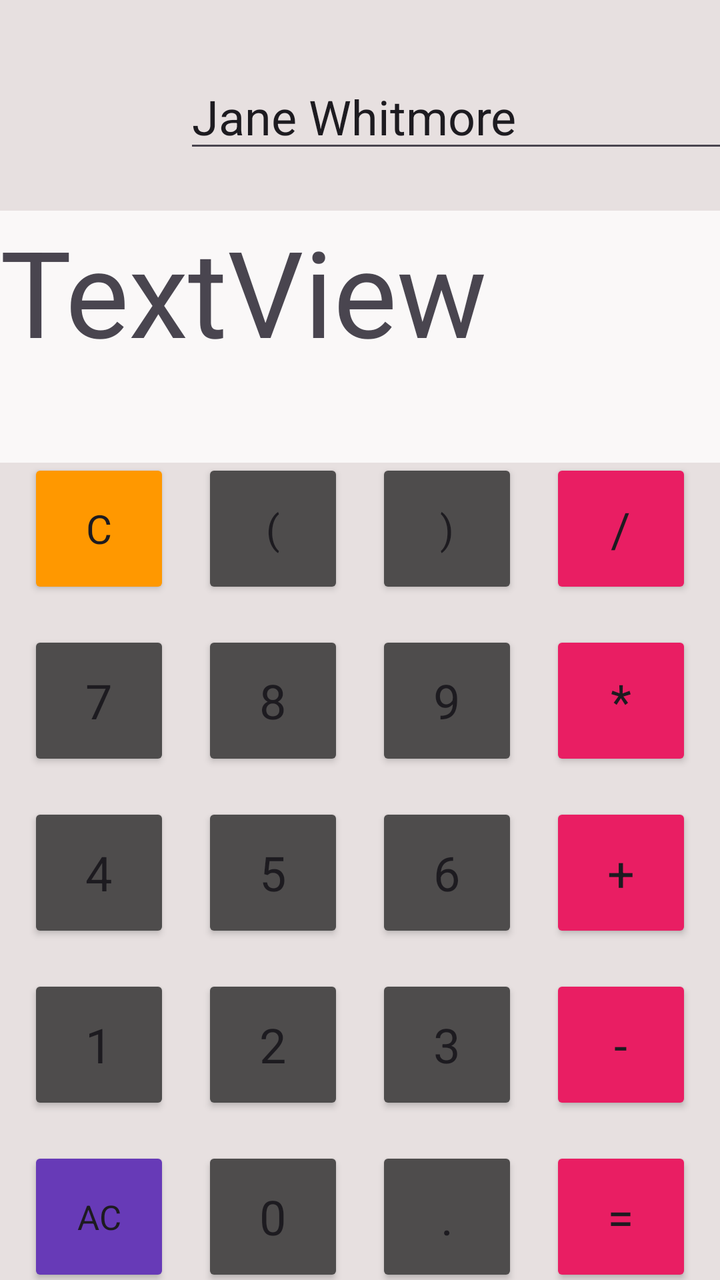
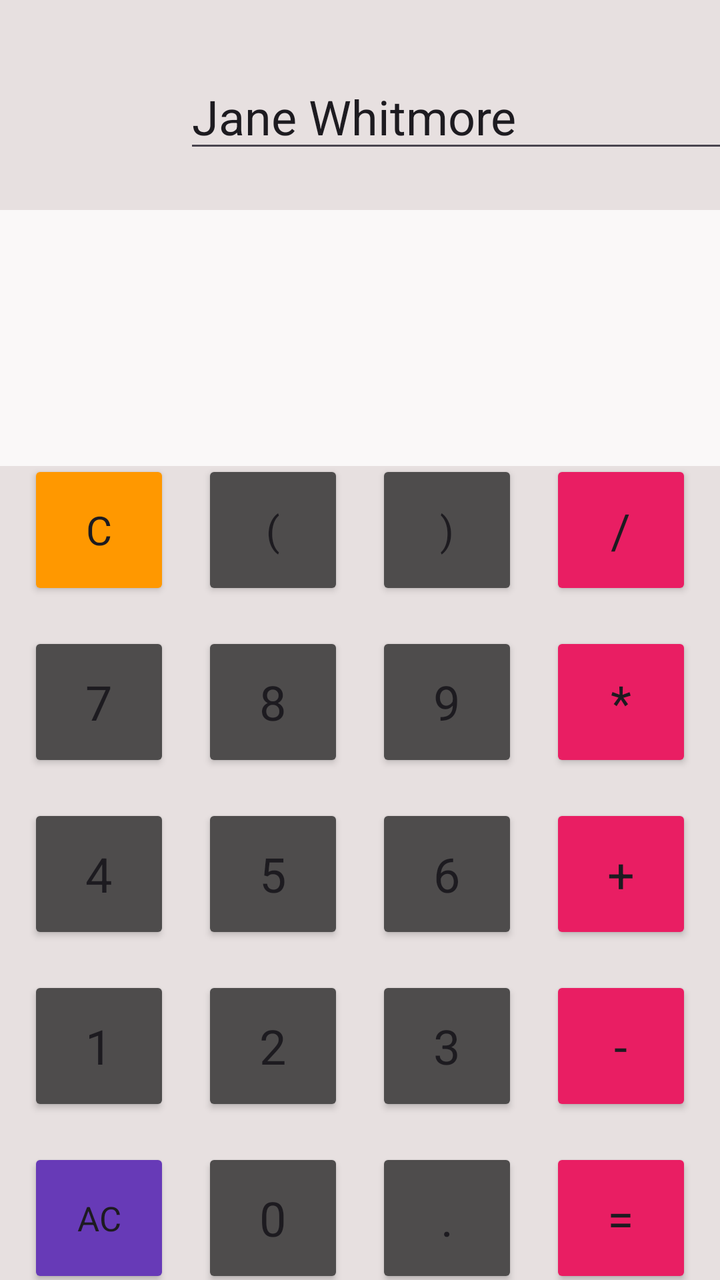

Screens rendered from an Android XML layout before and after an edit, with the pre-edit source and the edit as a unified diff.
<!-- AndroidManifest.xml: application theme Theme.Calculator -->
<!-- res/layout/activity_main.xml -->
<?xml version="1.0" encoding="utf-8"?>
<androidx.constraintlayout.widget.ConstraintLayout xmlns:android="http://schemas.android.com/apk/res/android"
    xmlns:app="http://schemas.android.com/apk/res-auto"
    xmlns:tools="http://schemas.android.com/tools"
    android:id="@+id/main"
    android:layout_width="match_parent"
    android:layout_height="match_parent"
    android:background="#EFECEC"
    android:backgroundTint="#E7E0E0"
    tools:context=".MainActivity">

    <Button
        android:id="@+id/button6"
        android:layout_width="71dp"
        android:layout_height="70dp"
        android:layout_marginStart="8dp"
        android:layout_marginTop="8dp"
        android:layout_marginEnd="8dp"
        android:layout_marginBottom="8dp"
        android:backgroundTint="#4E4C4C"
        android:fontFamily="sans-serif"
        android:text="6"
        android:textSize="24sp"
        app:layout_constraintBottom_toTopOf="@+id/button3"
        app:layout_constraintEnd_toStartOf="@+id/buttonAdd"
        app:layout_constraintStart_toEndOf="@+id/button5"
        app:layout_constraintTop_toBottomOf="@+id/button9" />

    <Button
        android:id="@+id/buttonClear"
        android:layout_width="71dp"
        android:layout_height="70dp"
        android:layout_marginStart="32dp"
        android:layout_marginTop="32dp"
        android:layout_marginEnd="8dp"
        android:layout_marginBottom="8dp"
        android:backgroundTint="#FF9800"
        android:fontFamily="sans-serif"
        android:text="C"
        android:textSize="20sp"
        app:layout_constraintBottom_toTopOf="@+id/button7"
        app:layout_constraintEnd_toStartOf="@+id/buttonLParen"
        app:layout_constraintStart_toStartOf="parent"
        app:layout_constraintTop_toBottomOf="@id/calcView" />

    <Button
        android:id="@+id/buttonLParen"
        android:layout_width="71dp"
        android:layout_height="70dp"
        android:layout_marginStart="8dp"
        android:layout_marginTop="32dp"
        android:layout_marginEnd="8dp"
        android:layout_marginBottom="8dp"
        android:backgroundTint="#4E4C4C"
        android:fontFamily="sans-serif"
        android:text="("
        android:textSize="20sp"
        app:layout_constraintBottom_toTopOf="@+id/button8"
        app:layout_constraintEnd_toStartOf="@+id/buttonRParen"
        app:layout_constraintStart_toEndOf="@+id/buttonClear"
        app:layout_constraintTop_toBottomOf="@+id/calcView" />

    <Button
        android:id="@+id/buttonRParen"
        android:layout_width="71dp"
        android:layout_height="70dp"
        android:layout_marginStart="8dp"
        android:layout_marginTop="32dp"
        android:layout_marginEnd="8dp"
        android:layout_marginBottom="8dp"
        android:backgroundTint="#4E4C4C"
        android:fontFamily="sans-serif"
        android:text=")"
        android:textSize="20sp"
        app:layout_constraintBottom_toTopOf="@+id/button9"
        app:layout_constraintEnd_toStartOf="@+id/buttonDiv"
        app:layout_constraintStart_toEndOf="@+id/buttonLParen"
        app:layout_constraintTop_toBottomOf="@+id/calcView" />

    <Button
        android:id="@+id/buttonDiv"
        android:layout_width="71dp"
        android:layout_height="70dp"
        android:layout_marginStart="8dp"
        android:layout_marginTop="32dp"
        android:layout_marginEnd="32dp"
        android:layout_marginBottom="8dp"
        android:backgroundTint="#E91E63"
        android:fontFamily="sans-serif"
        android:text="/"
        android:textSize="24sp"
        app:layout_constraintBottom_toTopOf="@+id/buttonMult"
        app:layout_constraintEnd_toEndOf="parent"
        app:layout_constraintStart_toEndOf="@+id/buttonRParen"
        app:layout_constraintTop_toBottomOf="@+id/calcView" />

    <Button
        android:id="@+id/buttonMult"
        android:layout_width="71dp"
        android:layout_height="70dp"
        android:layout_marginStart="8dp"
        android:layout_marginTop="8dp"
        android:layout_marginEnd="32dp"
        android:layout_marginBottom="8dp"
        android:backgroundTint="#E91E63"
        android:fontFamily="sans-serif"
        android:text="*"
        android:textSize="24sp"
        app:layout_constraintBottom_toTopOf="@+id/buttonAdd"
        app:layout_constraintEnd_toEndOf="parent"
        app:layout_constraintStart_toEndOf="@+id/button9"
        app:layout_constraintTop_toBottomOf="@+id/buttonDiv" />

    <Button
        android:id="@+id/button9"
        android:layout_width="71dp"
        android:layout_height="70dp"
        android:layout_marginStart="8dp"
        android:layout_marginTop="8dp"
        android:layout_marginEnd="8dp"
        android:layout_marginBottom="8dp"
        android:backgroundTint="#4E4C4C"
        android:fontFamily="sans-serif"
        android:text="9"
        android:textSize="24sp"
        app:layout_constraintBottom_toTopOf="@+id/button6"
        app:layout_constraintEnd_toStartOf="@+id/buttonMult"
        app:layout_constraintStart_toEndOf="@id/button8"
        app:layout_constraintTop_toBottomOf="@+id/buttonRParen" />

    <Button
        android:id="@+id/button8"
        android:layout_width="71dp"
        android:layout_height="70dp"
        android:layout_marginStart="8dp"
        android:layout_marginTop="8dp"
        android:layout_marginEnd="8dp"
        android:layout_marginBottom="8dp"
        android:backgroundTint="#4E4C4C"
        android:fontFamily="sans-serif"
        android:text="8"
        android:textSize="24sp"
        app:layout_constraintBottom_toTopOf="@+id/button5"
        app:layout_constraintEnd_toStartOf="@+id/button9"
        app:layout_constraintStart_toEndOf="@id/button7"
        app:layout_constraintTop_toBottomOf="@id/buttonLParen" />

    <Button
        android:id="@+id/button7"
        android:layout_width="71dp"
        android:layout_height="70dp"
        android:layout_marginStart="32dp"
        android:layout_marginTop="8dp"
        android:layout_marginEnd="8dp"
        android:layout_marginBottom="8dp"
        android:backgroundTint="#4E4C4C"
        android:fontFamily="sans-serif"
        android:text="7"
        android:textSize="24sp"
        app:layout_constraintBottom_toTopOf="@+id/button4"
        app:layout_constraintEnd_toStartOf="@+id/button8"
        app:layout_constraintStart_toStartOf="parent"
        app:layout_constraintTop_toBottomOf="@+id/buttonClear" />

    <Button
        android:id="@+id/button4"
        android:layout_width="71dp"
        android:layout_height="70dp"
        android:layout_marginStart="32dp"
        android:layout_marginTop="8dp"
        android:layout_marginEnd="8dp"
        android:layout_marginBottom="8dp"
        android:backgroundTint="#4E4C4C"
        android:fontFamily="sans-serif"
        android:text="4"
        android:textSize="24sp"
        app:layout_constraintBottom_toTopOf="@+id/button1"
        app:layout_constraintEnd_toStartOf="@+id/button5"
        app:layout_constraintStart_toStartOf="parent"
        app:layout_constraintTop_toBottomOf="@+id/button7" />

    <Button
        android:id="@+id/button5"
        android:layout_width="71dp"
        android:layout_height="70dp"
        android:layout_marginStart="8dp"
        android:layout_marginTop="8dp"
        android:layout_marginEnd="8dp"
        android:layout_marginBottom="8dp"
        android:backgroundTint="#4E4C4C"
        android:fontFamily="sans-serif"
        android:text="5"
        android:textSize="24sp"
        app:layout_constraintBottom_toTopOf="@+id/button2"
        app:layout_constraintEnd_toStartOf="@+id/button6"
        app:layout_constraintStart_toEndOf="@+id/button4"
        app:layout_constraintTop_toBottomOf="@+id/button8" />

    <Button
        android:id="@+id/buttonSub"
        android:layout_width="71dp"
        android:layout_height="70dp"
        android:layout_marginStart="8dp"
        android:layout_marginTop="8dp"
        android:layout_marginEnd="32dp"
        android:layout_marginBottom="8dp"
        android:backgroundTint="#E91E63"
        android:fontFamily="sans-serif"
        android:text="-"
        android:textSize="24sp"
        app:layout_constraintBottom_toTopOf="@+id/buttonEqu"
        app:layout_constraintEnd_toEndOf="parent"
        app:layout_constraintHorizontal_bias="1.0"
        app:layout_constraintStart_toEndOf="@+id/button3"
        app:layout_constraintTop_toBottomOf="@+id/buttonAdd" />

    <Button
        android:id="@+id/button3"
        android:layout_width="71dp"
        android:layout_height="70dp"
        android:layout_marginStart="8dp"
        android:layout_marginTop="8dp"
        android:layout_marginEnd="8dp"
        android:layout_marginBottom="8dp"
        android:backgroundTint="#4E4C4C"
        android:fontFamily="sans-serif"
        android:text="3"
        android:textSize="24sp"
        app:layout_constraintBottom_toTopOf="@+id/buttonDeci"
        app:layout_constraintEnd_toStartOf="@+id/buttonSub"
        app:layout_constraintStart_toEndOf="@id/button2"
        app:layout_constraintTop_toBottomOf="@+id/button6" />

    <Button
        android:id="@+id/button2"
        android:layout_width="71dp"
        android:layout_height="70dp"
        android:layout_marginStart="8dp"
        android:layout_marginTop="8dp"
        android:layout_marginEnd="8dp"
        android:layout_marginBottom="8dp"
        android:backgroundTint="#4E4C4C"
        android:fontFamily="sans-serif"
        android:text="2"
        android:textSize="24sp"
        app:layout_constraintBottom_toTopOf="@+id/button0"
        app:layout_constraintEnd_toStartOf="@+id/button3"
        app:layout_constraintStart_toEndOf="@+id/button1"
        app:layout_constraintTop_toBottomOf="@id/button5" />

    <Button
        android:id="@+id/button1"
        android:layout_width="71dp"
        android:layout_height="70dp"
        android:layout_marginStart="32dp"
        android:layout_marginTop="8dp"
        android:layout_marginEnd="8dp"
        android:layout_marginBottom="8dp"
        android:backgroundTint="#4E4C4C"
        android:fontFamily="sans-serif"
        android:text="1"
        android:textSize="24sp"
        app:layout_constraintBottom_toTopOf="@+id/buttonAllClear"
        app:layout_constraintEnd_toStartOf="@+id/button2"
        app:layout_constraintStart_toStartOf="parent"
        app:layout_constraintTop_toBottomOf="@+id/button4" />

    <Button
        android:id="@+id/buttonAllClear"
        android:layout_width="71dp"
        android:layout_height="70dp"
        android:layout_marginStart="32dp"
        android:layout_marginTop="8dp"
        android:layout_marginEnd="8dp"
        android:layout_marginBottom="31dp"
        android:backgroundTint="#673AB7"
        android:fontFamily="sans-serif"
        android:text="AC"
        android:textSize="17sp"
        app:layout_constraintBottom_toBottomOf="parent"
        app:layout_constraintEnd_toStartOf="@+id/button0"
        app:layout_constraintStart_toStartOf="parent"
        app:layout_constraintTop_toBottomOf="@+id/button1" />

    <Button
        android:id="@+id/button0"
        android:layout_width="71dp"
        android:layout_height="70dp"
        android:layout_marginStart="8dp"
        android:layout_marginTop="8dp"
        android:layout_marginEnd="8dp"
        android:layout_marginBottom="31dp"
        android:backgroundTint="#4E4C4C"
        android:fontFamily="sans-serif"
        android:text="0"
        android:textSize="24sp"
        app:layout_constraintBottom_toBottomOf="parent"
        app:layout_constraintEnd_toStartOf="@+id/buttonDeci"
        app:layout_constraintStart_toEndOf="@+id/buttonAllClear"
        app:layout_constraintTop_toBottomOf="@+id/button2" />

    <Button
        android:id="@+id/buttonDeci"
        android:layout_width="71dp"
        android:layout_height="70dp"
        android:layout_marginStart="8dp"
        android:layout_marginTop="8dp"
        android:layout_marginEnd="8dp"
        android:layout_marginBottom="31dp"
        android:backgroundTint="#4E4C4C"
        android:fontFamily="sans-serif"
        android:text="."
        android:textSize="24sp"
        app:layout_constraintBottom_toBottomOf="parent"
        app:layout_constraintEnd_toStartOf="@+id/buttonEqu"
        app:layout_constraintStart_toEndOf="@+id/button0"
        app:layout_constraintTop_toBottomOf="@+id/button3" />

    <Button
        android:id="@+id/buttonEqu"
        android:layout_width="71dp"
        android:layout_height="70dp"
        android:layout_marginStart="8dp"
        android:layout_marginTop="8dp"
        android:layout_marginEnd="32dp"
        android:layout_marginBottom="31dp"
        android:backgroundTint="#E91E63"
        android:fontFamily="sans-serif"
        android:text="="
        android:textSize="24sp"
        app:layout_constraintBottom_toBottomOf="parent"
        app:layout_constraintEnd_toEndOf="parent"
        app:layout_constraintStart_toEndOf="@+id/buttonDeci"
        app:layout_constraintTop_toBottomOf="@+id/buttonSub" />

    <Button
        android:id="@+id/buttonAdd"
        android:layout_width="71dp"
        android:layout_height="70dp"
        android:layout_marginStart="8dp"
        android:layout_marginTop="8dp"
        android:layout_marginEnd="32dp"
        android:layout_marginBottom="8dp"
        android:backgroundTint="#E91E63"
        android:fontFamily="sans-serif"
        android:text="+"
        android:textSize="24sp"
        app:layout_constraintBottom_toTopOf="@+id/buttonSub"
        app:layout_constraintEnd_toEndOf="parent"
        app:layout_constraintStart_toEndOf="@+id/button6"
        app:layout_constraintTop_toBottomOf="@+id/buttonMult" />

    <TextView
        android:id="@+id/calcView"
        android:layout_width="434dp"
        android:layout_height="126dp"
        android:background="#FAF8F8"
        android:text="TextView"
        android:textAlignment="viewEnd"
        android:textAllCaps="false"
        android:textDirection="firstStrong"
        android:textSize="60sp"
        app:layout_constraintBottom_toBottomOf="parent"
        app:layout_constraintEnd_toEndOf="parent"
        app:layout_constraintHorizontal_bias="0.0"
        app:layout_constraintStart_toStartOf="parent"
        app:layout_constraintTop_toTopOf="parent"
        app:layout_constraintVertical_bias="0.205" />

    <EditText
        android:id="@+id/editTextText"
        android:layout_width="wrap_content"
        android:layout_height="wrap_content"
        android:layout_marginStart="211dp"
        android:layout_marginTop="32dp"
        android:layout_marginEnd="15dp"
        android:layout_marginBottom="30dp"
        android:ems="10"
        android:inputType="text"
        android:text="Jane Whitmore"
        android:textAlignment="viewEnd"
        android:textSize="24sp"
        app:layout_constraintBottom_toTopOf="@+id/calcView"
        app:layout_constraintEnd_toEndOf="parent"
        app:layout_constraintHorizontal_bias="0.797"
        app:layout_constraintStart_toStartOf="parent"
        app:layout_constraintTop_toTopOf="parent"
        app:layout_constraintVertical_bias="0.0" />

</androidx.constraintlayout.widget.ConstraintLayout>
<!-- resources referenced by this layout -->
<resources>
  <style name="Theme.Calculator" parent="Base.Theme.Calculator" />
  <style name="Base.Theme.Calculator" parent="Theme.Material3.DayNight.NoActionBar">
          
          
      </style>
</resources>

<!-- the commit's change to res/layout/activity_main.xml (unified diff, before → after) -->
@@ -352,17 +352,15 @@
 
     <TextView
         android:id="@+id/calcView"
-        android:layout_width="434dp"
-        android:layout_height="126dp"
+        android:layout_width="0dp"
+        android:layout_height="128dp"
         android:background="#FAF8F8"
-        android:text="TextView"
         android:textAlignment="viewEnd"
         android:textAllCaps="false"
         android:textDirection="firstStrong"
         android:textSize="60sp"
         app:layout_constraintBottom_toBottomOf="parent"
         app:layout_constraintEnd_toEndOf="parent"
-        app:layout_constraintHorizontal_bias="0.0"
         app:layout_constraintStart_toStartOf="parent"
         app:layout_constraintTop_toTopOf="parent"
         app:layout_constraintVertical_bias="0.205" />
